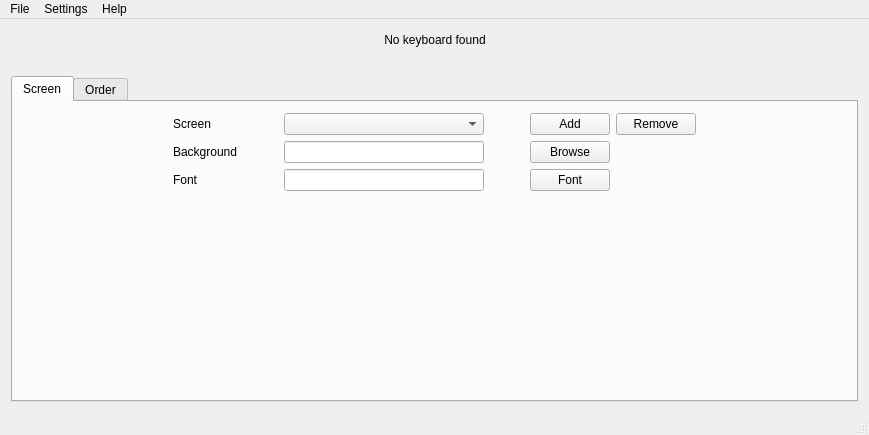
jimmyd-be/Hardware-Monitor-Applet, file Hardware Monitor Applet/GUI/mainwindow.ui: the form before one commit.
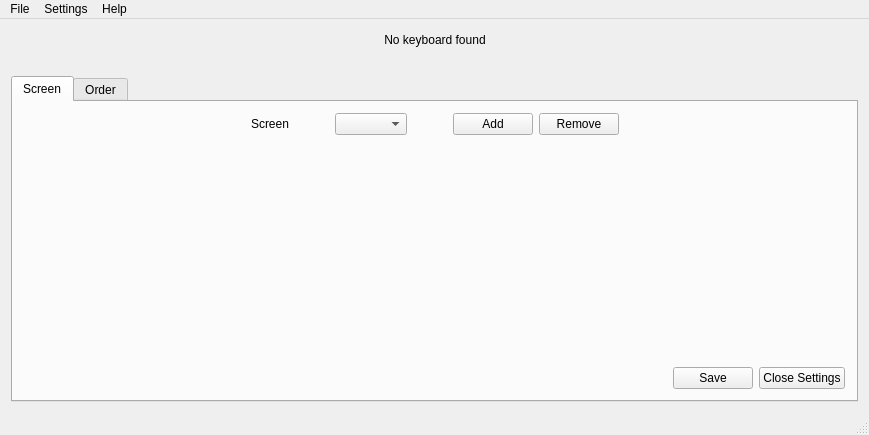
The form after the commit.

Commit message:
Created FontDialog.
Redesigned mainwindow, NormalLineWidget and NormalScreenWidget.

```diff
--- a/Hardware Monitor Applet/GUI/mainwindow.ui
+++ b/Hardware Monitor Applet/GUI/mainwindow.ui
@@ -80,9 +80,9 @@
        <attribute name="title">
         <string>Screen</string>
        </attribute>
-       <layout class="QVBoxLayout" name="verticalLayout_5">
+       <layout class="QVBoxLayout" name="verticalLayout">
         <item>
-         <layout class="QHBoxLayout" name="horizontalLayout_4">
+         <layout class="QHBoxLayout" name="horizontalLayout_2">
           <item>
            <spacer name="horizontalSpacer_5">
             <property name="orientation">
@@ -97,29 +97,11 @@
            </spacer>
           </item>
           <item>
-           <layout class="QVBoxLayout" name="verticalLayout">
-            <item>
-             <widget class="QLabel" name="screenLabel">
-              <property name="text">
-               <string>Screen</string>
-              </property>
-             </widget>
-            </item>
-            <item>
-             <widget class="QLabel" name="backgroundLabel">
-              <property name="text">
-               <string>Background</string>
-              </property>
-             </widget>
-            </item>
-            <item>
-             <widget class="QLabel" name="fontLabel">
-              <property name="text">
-               <string>Font</string>
-              </property>
-             </widget>
-            </item>
-           </layout>
+           <widget class="QLabel" name="screenLabel">
+            <property name="text">
+             <string>Screen</string>
+            </property>
+           </widget>
           </item>
           <item>
            <spacer name="horizontalSpacer_3">
@@ -138,31 +120,7 @@
            </spacer>
           </item>
           <item>
-           <layout class="QVBoxLayout" name="verticalLayout_3">
-            <item>
-             <widget class="QComboBox" name="screenComboBox"/>
-            </item>
-            <item>
-             <widget class="QLineEdit" name="backgroundLine">
-              <property name="minimumSize">
-               <size>
-                <width>200</width>
-                <height>0</height>
-               </size>
-              </property>
-              <property name="readOnly">
-               <bool>true</bool>
-              </property>
-             </widget>
-            </item>
-            <item>
-             <widget class="QLineEdit" name="fontLine">
-              <property name="readOnly">
-               <bool>true</bool>
-              </property>
-             </widget>
-            </item>
-           </layout>
+           <widget class="QComboBox" name="screenComboBox"/>
           </item>
           <item>
            <spacer name="horizontalSpacer_4">
@@ -181,74 +139,18 @@
            </spacer>
           </item>
           <item>
-           <layout class="QVBoxLayout" name="verticalLayout_2">
-            <item>
-             <layout class="QHBoxLayout" name="horizontalLayout_2">
-              <item>
-               <widget class="QPushButton" name="addScreenButton">
-                <property name="text">
-                 <string>Add</string>
-                </property>
-               </widget>
-              </item>
-              <item>
-               <widget class="QPushButton" name="removeScreenButton">
-                <property name="text">
-                 <string>Remove</string>
-                </property>
-               </widget>
-              </item>
-             </layout>
-            </item>
-            <item>
-             <layout class="QHBoxLayout" name="horizontalLayout_3">
-              <item>
-               <widget class="QPushButton" name="backgroundBrowseButton">
-                <property name="text">
-                 <string>Browse</string>
-                </property>
-               </widget>
-              </item>
-              <item>
-               <spacer name="horizontalSpacer_6">
-                <property name="orientation">
-                 <enum>Qt::Horizontal</enum>
-                </property>
-                <property name="sizeHint" stdset="0">
-                 <size>
-                  <width>40</width>
-                  <height>20</height>
-                 </size>
-                </property>
-               </spacer>
-              </item>
-             </layout>
-            </item>
-            <item>
-             <layout class="QHBoxLayout" name="horizontalLayout_5">
-              <item>
-               <widget class="QPushButton" name="fontButton">
-                <property name="text">
-                 <string>Font</string>
-                </property>
-               </widget>
-              </item>
-              <item>
-               <spacer name="horizontalSpacer_7">
-                <property name="orientation">
-                 <enum>Qt::Horizontal</enum>
-                </property>
-                <property name="sizeHint" stdset="0">
-                 <size>
-                  <width>40</width>
-                  <height>20</height>
-                 </size>
-                </property>
-               </spacer>
-              </item>
-             </layout>
-            </item>
-           </layout>
+           <widget class="QPushButton" name="addScreenButton">
+            <property name="text">
+             <string>Add</string>
+            </property>
+           </widget>
+          </item>
+          <item>
+           <widget class="QPushButton" name="removeScreenButton">
+            <property name="text">
+             <string>Remove</string>
+            </property>
+           </widget>
           </item>
           <item>
            <spacer name="horizontalSpacer_8">
@@ -265,22 +167,6 @@
           </item>
          </layout>
         </item>
-        <item>
-         <spacer name="verticalSpacer_2">
-          <property name="orientation">
-           <enum>Qt::Vertical</enum>
-          </property>
-          <property name="sizeType">
-           <enum>QSizePolicy::Fixed</enum>
-          </property>
-          <property name="sizeHint" stdset="0">
-           <size>
-            <width>20</width>
-            <height>40</height>
-           </size>
-          </property>
-         </spacer>
-        </item>
         <item>
          <layout class="QVBoxLayout" name="widgetLayout"/>
         </item>
@@ -297,6 +183,37 @@
           </property>
          </spacer>
         </item>
+        <item>
+         <layout class="QHBoxLayout" name="horizontalLayout_6">
+          <item>
+           <spacer name="horizontalSpacer_9">
+            <property name="orientation">
+             <enum>Qt::Horizontal</enum>
+            </property>
+            <property name="sizeHint" stdset="0">
+             <size>
+              <width>40</width>
+              <height>20</height>
+             </size>
+            </property>
+           </spacer>
+          </item>
+          <item>
+           <widget class="QPushButton" name="saveButton">
+            <property name="text">
+             <string>Save</string>
+            </property>
+           </widget>
+          </item>
+          <item>
+           <widget class="QPushButton" name="closeSettingsButton">
+            <property name="text">
+             <string>Close Settings</string>
+            </property>
+           </widget>
+          </item>
+         </layout>
+        </item>
        </layout>
       </widget>
       <widget class="QWidget" name="orderTab">
```
The commit also changes 16 other files.
